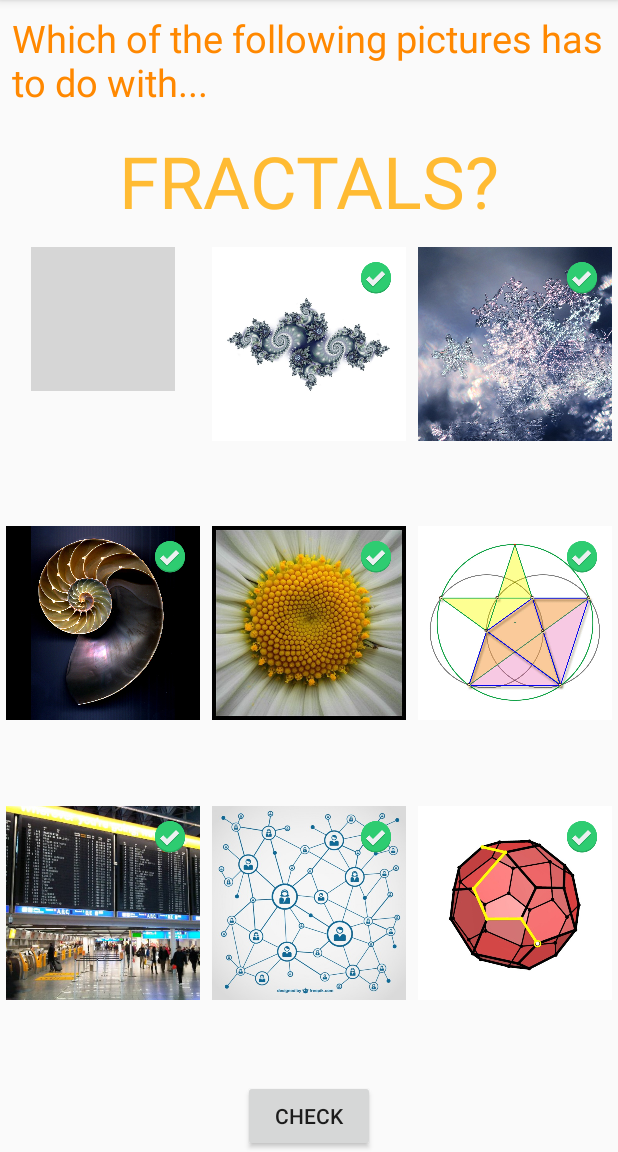
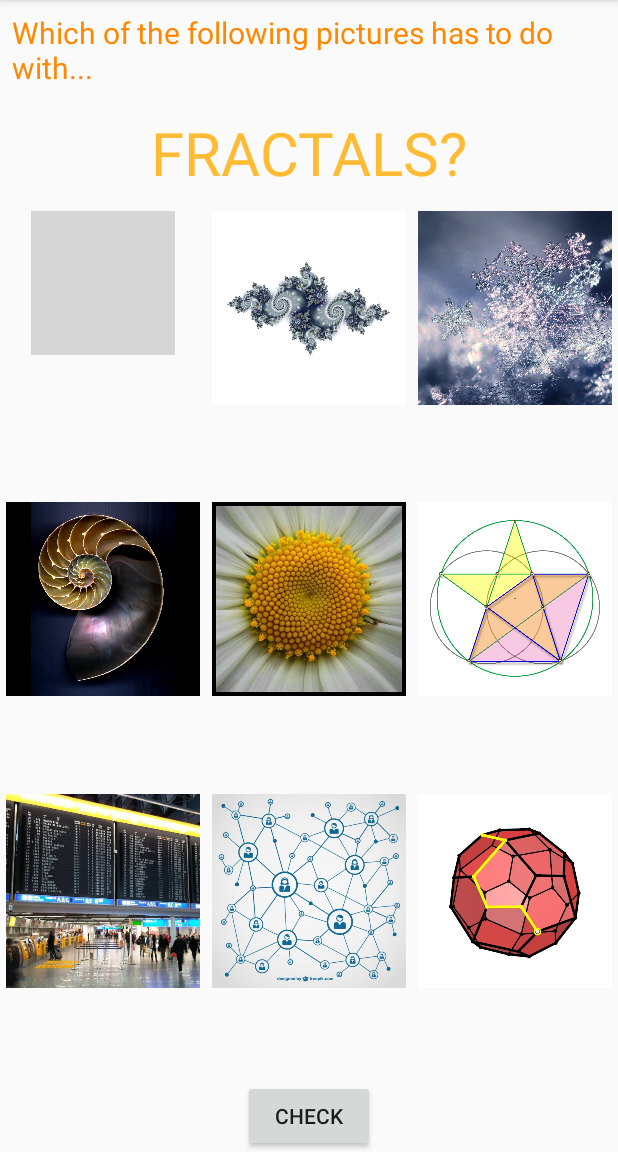
Before and after one commit to jxm-math/MathDiscoveryQuiz3, an Android app: the screen it shows after launch (MainActivity), on a phone screen of 412 x 824 dp, the part 84-1236 px from its top. Run offline under Robolectric (Android 15) with nearby library versions, the phone set to English and light mode, and no system bars; grey boxes are pictures that could not be loaded.

Commit message:
Feat: visibility of check marks + toggle functions

```diff
--- a/app/src/main/res/layout/activity_main.xml
+++ b/app/src/main/res/layout/activity_main.xml
@@ -15,7 +15,7 @@
         android:padding="8dp"
         android:text="Which of the following pictures has to do with..."
         android:textColor="@android:color/holo_orange_dark"
-        android:textSize="25sp" />
+        android:textSize="20sp" />
 
     <TextView
         android:layout_width="wrap_content"
@@ -26,7 +26,7 @@
         android:text="fractals?"
         android:textAllCaps="true"
         android:textColor="@android:color/holo_orange_light"
-        android:textSize="48sp" />
+        android:textSize="40sp" />
 
     <android.support.v7.widget.GridLayout
         android:id="@+id/choice_grid"
@@ -49,15 +49,14 @@
             <ImageButton
                 android:id="@+id/picture1"
                 style="@style/CheckImageButton"
-                android:src="@drawable/fractal1" />
+                android:src="@drawable/fractal1"
+                android:onClick="checkPicture1" />
 
             <ImageView
-                android:layout_width="24dp"
-                android:layout_height="24dp"
+                android:id="@+id/check1"
+                style="@style/CheckImage"
                 android:layout_alignRight="@+id/picture1"
-                android:layout_alignTop="@+id/picture1"
-                android:layout_margin="8dp"
-                android:src="@drawable/check" />
+                android:layout_alignTop="@+id/picture1"/>
 
         </RelativeLayout>
 
@@ -70,15 +69,14 @@
             <ImageButton
                 android:id="@+id/picture2"
                 style="@style/CheckImageButton"
-                android:src="@drawable/fractal2" />
+                android:src="@drawable/fractal2"
+                android:onClick="checkPicture2"/>
 
             <ImageView
-                android:layout_width="24dp"
-                android:layout_height="24dp"
+                android:id="@+id/check2"
+                style="@style/CheckImage"
                 android:layout_alignRight="@+id/picture2"
-                android:layout_alignTop="@+id/picture2"
-                android:layout_margin="8dp"
-                android:src="@drawable/check" />
+                android:layout_alignEnd="@+id/picture2" />
 
         </RelativeLayout>
 
@@ -91,15 +89,14 @@
             <ImageButton
                 android:id="@+id/picture3"
                 style="@style/CheckImageButton"
-                android:src="@drawable/fractal3" />
+                android:src="@drawable/fractal3"
+                android:onClick="checkPicture3"/>
 
             <ImageView
-                android:layout_width="24dp"
-                android:layout_height="24dp"
+                android:id="@+id/check3"
+                style="@style/CheckImage"
                 android:layout_alignRight="@+id/picture3"
-                android:layout_alignTop="@+id/picture3"
-                android:layout_margin="8dp"
-                android:src="@drawable/check" />
+                android:layout_alignTop="@+id/picture3"/>
 
         </RelativeLayout>
 
@@ -112,15 +109,14 @@
             <ImageButton
                 android:id="@+id/picture4"
                 style="@style/CheckImageButton"
-                android:src="@drawable/golden1" />
+                android:src="@drawable/golden1"
+                android:onClick="checkPicture4"/>
 
             <ImageView
-                android:layout_width="24dp"
-                android:layout_height="24dp"
+                android:id="@+id/check4"
+                style="@style/CheckImage"
                 android:layout_alignRight="@+id/picture4"
-                android:layout_alignTop="@+id/picture4"
-                android:layout_margin="8dp"
-                android:src="@drawable/check" />
+                android:layout_alignTop="@+id/picture4"/>
 
         </RelativeLayout>
 
@@ -133,15 +129,14 @@
             <ImageButton
                 android:id="@+id/picture5"
                 style="@style/CheckImageButton"
-                android:src="@drawable/golden2" />
+                android:src="@drawable/golden2"
+                android:onClick="checkPicture5"/>
 
             <ImageView
-                android:layout_width="24dp"
-                android:layout_height="24dp"
+                android:id="@+id/check5"
+                style="@style/CheckImage"
                 android:layout_alignRight="@+id/picture5"
-                android:layout_alignTop="@+id/picture5"
-                android:layout_margin="8dp"
-                android:src="@drawable/check" />
+                android:layout_alignTop="@+id/picture5"/>
 
         </RelativeLayout>
 
@@ -154,15 +149,14 @@
             <ImageButton
                 android:id="@+id/picture6"
                 style="@style/CheckImageButton"
-                android:src="@drawable/golden3" />
+                android:src="@drawable/golden3"
+                android:onClick="checkPicture6"/>
 
             <ImageView
-                android:layout_width="24dp"
-                android:layout_height="24dp"
+                android:id="@+id/check6"
+                style="@style/CheckImage"
                 android:layout_alignRight="@+id/picture6"
-                android:layout_alignTop="@+id/picture6"
-                android:layout_margin="8dp"
-                android:src="@drawable/check" />
+                android:layout_alignTop="@+id/picture6"/>
 
         </RelativeLayout>
 
@@ -175,15 +169,14 @@
             <ImageButton
                 android:id="@+id/picture7"
                 style="@style/CheckImageButton"
-                android:src="@drawable/simplex1" />
+                android:src="@drawable/simplex1"
+                android:onClick="checkPicture7"/>
 
             <ImageView
-                android:layout_width="24dp"
-                android:layout_height="24dp"
+                android:id="@+id/check7"
+                style="@style/CheckImage"
                 android:layout_alignRight="@+id/picture7"
-                android:layout_alignTop="@+id/picture7"
-                android:layout_margin="8dp"
-                android:src="@drawable/check" />
+                android:layout_alignTop="@+id/picture7"/>
 
         </RelativeLayout>
 
@@ -196,15 +189,14 @@
             <ImageButton
                 android:id="@+id/picture8"
                 style="@style/CheckImageButton"
-                android:src="@drawable/simplex2" />
+                android:src="@drawable/simplex2"
+                android:onClick="checkPicture8"/>
 
             <ImageView
-                android:layout_width="24dp"
-                android:layout_height="24dp"
+                android:id="@+id/check8"
+                style="@style/CheckImage"
                 android:layout_alignRight="@+id/picture8"
-                android:layout_alignTop="@+id/picture8"
-                android:layout_margin="8dp"
-                android:src="@drawable/check" />
+                android:layout_alignTop="@+id/picture8"/>
 
         </RelativeLayout>
 
@@ -217,15 +209,14 @@
             <ImageButton
                 android:id="@+id/picture9"
                 style="@style/CheckImageButton"
-                android:src="@drawable/simplex3" />
+                android:src="@drawable/simplex3"
+                android:onClick="checkPicture9"/>
 
             <ImageView
-                android:layout_width="24dp"
-                android:layout_height="24dp"
+                android:id="@+id/check9"
+                style="@style/CheckImage"
                 android:layout_alignRight="@+id/picture9"
-                android:layout_alignTop="@+id/picture9"
-                android:layout_margin="8dp"
-                android:src="@drawable/check" />
+                android:layout_alignTop="@+id/picture9"/>
 
         </RelativeLayout>
 
--- a/app/src/main/res/values/styles.xml
+++ b/app/src/main/res/values/styles.xml
@@ -18,4 +18,13 @@
         <item name="android:scaleType">centerInside</item>
     </style>
 
+    <!-- CheckImage style. -->
+    <style name="CheckImage">
+        <item name="android:layout_width">32dp</item>
+        <item name="android:layout_height">32dp</item>
+        <item name="android:layout_margin">8dp</item>
+        <item name="android:visibility">invisible</item>
+        <item name="android:src">@drawable/check</item>
+    </style>
+
 </resources>
```
Also changed, not shown: app/src/main/java/com/example/android/mathdiscoveryquiz3/MainActivity.java (+100 -0 lines).
